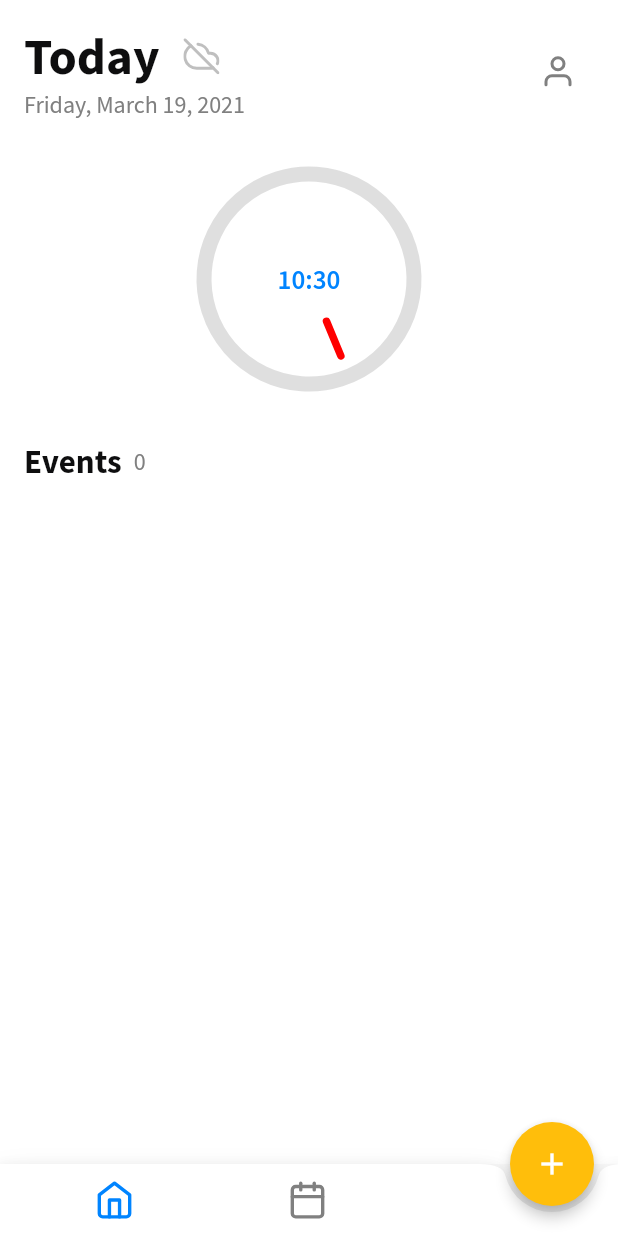
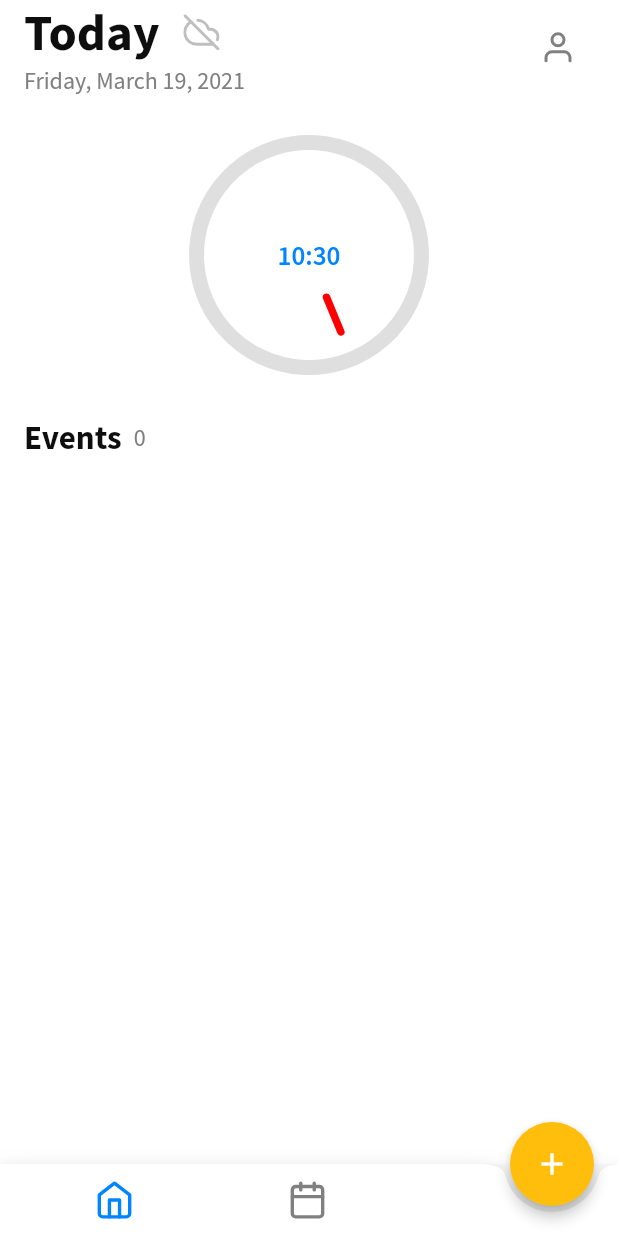
Before and after one commit to loowcode/calendaroo, a Flutter app: the screen it shows after launch, after a tap on an icon or button, on a phone screen of 412 x 824 dp. Run offline on Flutter 3.47's test engine with Material 2 defaults, Android fonts, the phone set to English and light mode, and no system bars; our stand-ins replace feather_icons_flutter, flutter_local_notifications, flutter_redux, geolocator, package_info, redux and 6 more; missing offline and left inert: flutter_alert, pedantic; accounts and stored records are empty.

Commit message:
fix graphics

```diff
--- a/lib/constants.dart
+++ b/lib/constants.dart
@@ -2,6 +2,7 @@
 const String CALENDAROO = 'calendaroo';
 const String DEVELOP = 'develop';
 const String INTEGRATION = 'integration';
+
 
 // Example holidays
 final Map<DateTime, List<String>> holidays = {
--- a/lib/dao/events.repository.dart
+++ b/lib/dao/events.repository.dart
@@ -47,9 +47,10 @@ class EventsRepository {
 
   Future<List<Event>> nearEvents(Date rangeStart, Date rangeEnd) async {
     final client = await LocalStorageService().db;
-    final maps = await client.query('events',
-        where: 'start > ? and end < ?',
-        whereArgs: [rangeStart.toIso8601String(), rangeEnd.toIso8601String()]);
+    // final maps = await client.query('events',
+    //     where: 'start > ? and end < ?',
+    //     whereArgs: [rangeStart.toIso8601String(), rangeEnd.toIso8601String()]);
+    final maps = await client.query('events');
     return List.generate(maps.length, (i) {
       return Event.fromMap(maps[i]);
     });
--- a/lib/pages/container.page.dart
+++ b/lib/pages/container.page.dart
@@ -1,10 +1,12 @@
 import 'package:calendaroo/colors.dart';
 import 'package:calendaroo/pages/today/today.page.dart';
+import 'package:calendaroo/services/initializer-app.service.dart';
 import 'package:calendaroo/theme.dart';
 import 'package:calendaroo/widgets/fab-button.widget.dart';
 import 'package:feather_icons_flutter/feather_icons_flutter.dart';
 import 'package:flutter/cupertino.dart';
 import 'package:flutter/material.dart';
+import 'package:flutter/widgets.dart';
 
 import 'calendar/calendar.page.dart';
 
--- a/lib/pages/details/datails.page.dart
+++ b/lib/pages/details/datails.page.dart
@@ -81,10 +81,10 @@ class _DetailsPageState extends State<DetailsPage> {
           return Scaffold(
               body: _buildPage(store),
               bottomNavigationBar: BottomAppBar(
+                color: white,
                 child: Container(
                   child: _buildBottomBar(store),
                 ),
-                color: white,
               ));
         });
   }
@@ -140,8 +140,7 @@ class _DetailsPageState extends State<DetailsPage> {
         DateFormat.yMMMMEEEEd(Localizations.localeOf(context).toString());
     var _formatterTime =
         DateFormat.Hm(Localizations.localeOf(context).toString());
-    return Container(
-        margin: EdgeInsets.only(top: 32),
+    return SafeArea(
         child: Column(crossAxisAlignment: CrossAxisAlignment.start, children: <
             Widget>[
           _buildAppBar(store),
--- a/lib/pages/settings/settings.page.dart
+++ b/lib/pages/settings/settings.page.dart
@@ -29,7 +29,7 @@ class _SettingsPageState extends State<SettingsPage> {
         converter: (store) => SettingsViewModel.fromStore(store),
         builder: (context, store) {
           return Padding(
-            padding: const EdgeInsets.all(16.0),
+            padding: const EdgeInsets.only(left: 16.0),
             child: Column(
               crossAxisAlignment: CrossAxisAlignment.stretch,
               children: [
--- a/lib/pages/today/today.page.dart
+++ b/lib/pages/today/today.page.dart
@@ -26,8 +26,7 @@ class _TodayPageState extends State<TodayPage> with TickerProviderStateMixin {
   Widget build(BuildContext context) {
     return Material(
       color: white,
-      child: Padding(
-        padding: const EdgeInsets.only(top: 16.0),
+      child: SafeArea(
         child: ListView(
           children: <Widget>[
             Padding(
--- a/lib/redux/middlewares/calendar.middlewares.dart
+++ b/lib/redux/middlewares/calendar.middlewares.dart
@@ -1,4 +1,5 @@
 import 'package:calendaroo/dao/database.service.dart';
+import 'package:calendaroo/model/event.model.dart';
 import 'package:calendaroo/redux/actions/calendar.actions.dart';
 import 'package:calendaroo/redux/states/app.state.dart';
 import 'package:calendaroo/routes.dart';
@@ -30,7 +31,8 @@ class CalendarMiddleware extends MiddlewareClass<AppState> {
     }
 
     if (action is ExpandRange) {
-      var eventsList = await DatabaseService().getEvents(action.first, action.last);
+      var eventsList =
+          await DatabaseService().getEvents(action.first, action.last);
       next(LoadedEventsList(eventsList));
     }
 
@@ -38,21 +40,20 @@ class CalendarMiddleware extends MiddlewareClass<AppState> {
       var event = await DatabaseService().findEventById(action.eventId);
       switch (action.action) {
         case AddEvent:
-          next(AddEvent(event));
+          call(store, AddEvent(event), next);
           break;
         case RemoveEvent:
-          next(RemoveEvent(event));
+          call(store, RemoveEvent(event), next);
           break;
         case EditEvent:
-          next(EditEvent(event));
+          call(store, EditEvent(event), next);
           break;
         case OpenEvent:
           await NavigationService().navigateTo(DETAILS, arguments: event);
-          next(OpenEvent(event));
+          call(store, OpenEvent(event), next);
           break;
       }
     }
-
     next(action);
   }
 }
--- a/lib/redux/states/app.state.dart
+++ b/lib/redux/states/app.state.dart
@@ -1,3 +1,8 @@
+import 'dart:collection';
+
+import 'package:calendaroo/model/date.model.dart';
+import 'package:calendaroo/model/event-instance.model.dart';
+import 'package:calendaroo/model/event.model.dart';
 import 'package:calendaroo/redux/middlewares/app.middlewares.dart';
 import 'package:calendaroo/redux/middlewares/calendar.middlewares.dart';
 import 'package:calendaroo/redux/reducers/app.reducer.dart';
--- a/lib/services/initializer-app.service.dart
+++ b/lib/services/initializer-app.service.dart
@@ -1,6 +1,8 @@
 import 'package:calendaroo/constants.dart';
 import 'package:calendaroo/dao/database.service.dart';
 import 'package:calendaroo/environments/environment.dart';
+import 'package:calendaroo/model/date.model.dart';
+import 'package:calendaroo/model/event.model.dart';
 import 'package:calendaroo/redux/actions/calendar.actions.dart';
 import 'package:calendaroo/redux/states/app.state.dart';
 import 'package:calendaroo/services/shared-preferences.service.dart';
@@ -19,7 +21,7 @@ class InitializerAppService {
     return _instance;
   }
 
-  Future<void> setUp(environment, version) async {
+  Future<List<Event>> setUp(environment, version) async {
     WidgetsFlutterBinding.ensureInitialized();
     // sharedPref init
     await SharedPreferenceService().getSharedPreferencesInstance();
@@ -29,16 +31,18 @@ class InitializerAppService {
     Environment().version = version as String;
 
     // loadData init
-    await _preLoadingDataFromDB();
+    var eventsList = await preLoadingDataFromDB();
 
     // setup orientation
     await SystemChrome.setPreferredOrientations([DeviceOrientation.portraitUp]);
 
     // init Notification
     await initNotification();
+
+    return eventsList;
   }
 
-  void _preLoadingDataFromDB() async {
+  static Future<List<Event>> preLoadingDataFromDB() async {
     try {
       var env = Environment().environment;
       if (env == DEVELOP) {
@@ -49,7 +53,10 @@ class InitializerAppService {
     } catch (e) {
       debugPrint('error during drop db: ${e.toString()}');
     }
-    var eventsList = await DatabaseService().getEvents(calendarooState.state.calendarState.startRange, calendarooState.state.calendarState.endRange);
+    var rangeStart = Date.convertToDate(DateTime.now().subtract(Duration(days: 60)));
+    var rangeEnd = Date.convertToDate(DateTime.now().add(Duration(days: 60)));
+    var eventsList = await DatabaseService().getEvents(rangeStart, rangeEnd);
     calendarooState.dispatch(LoadedEventsList(eventsList));
+    return eventsList;
   }
 }
--- a/lib/widgets/calendar/calendar.widget.dart
+++ b/lib/widgets/calendar/calendar.widget.dart
@@ -110,11 +110,9 @@ class _CalendarWidgetState extends State<CalendarWidget>
                     begin: Alignment.topRight,
                     end: Alignment.bottomLeft,
                     colors: cyanGradient)),
+            child: SafeArea(
               child: Column(
                 children: <Widget>[
-                SizedBox(
-                  height: 24,
-                ),
                   _buildHeaderTable(store),
                   _calendarSize != CalendarSize.HIDE
                       ? Padding(
@@ -123,6 +121,7 @@ class _CalendarWidgetState extends State<CalendarWidget>
                         )
                       : SizedBox(),
                 ],
+              ),
             ),
           );
         });
--- a/lib/widgets/common/circle-indicator.dart
+++ b/lib/widgets/common/circle-indicator.dart
@@ -95,7 +95,11 @@ class CircleIndicatorSegment extends StatefulWidget {
 class _CircleIndicatorSegmentState extends State<CircleIndicatorSegment> {
   @override
   Widget build(BuildContext context) {
-    return CustomPaint(
+    return Center(
+      child: SizedBox(
+        height: 160,
+        width: 160,
+        child: CustomPaint(
           size: Size(widget.width - widget.strokeWidth,
               widget.height - widget.strokeWidth),
           painter: CircleIndicatorPainter(
@@ -104,6 +108,8 @@ class _CircleIndicatorSegmentState extends State<CircleIndicatorSegment> {
             startColor: widget.startColor,
             endColor: widget.endColor,
             strokeWidth: widget.strokeWidth,
+          ),
+        ),
       ),
     );
   }
--- a/lib/widgets/common/page-title.dart
+++ b/lib/widgets/common/page-title.dart
@@ -14,9 +14,9 @@ class PageTitle extends StatefulWidget {
 class _TitleState extends State<PageTitle> {
   @override
   Widget build(BuildContext context) {
-    return Padding(
-      padding: const EdgeInsets.only(top: 16.0),
+    return SafeArea(
       child: Row(
+        mainAxisAlignment: MainAxisAlignment.spaceBetween,
         children: <Widget>[
           Text(widget.title,
               textAlign: TextAlign.left,
@@ -30,7 +30,6 @@ class _TitleState extends State<PageTitle> {
                 color: lightGrey,
               ))
         ],
-        mainAxisAlignment: MainAxisAlignment.spaceBetween,
       ),
     );
   }
--- a/lib/widgets/todaylist/todaylist.widget.dart
+++ b/lib/widgets/todaylist/todaylist.widget.dart
@@ -45,7 +45,8 @@ class _TodayListWidgetState extends State<TodayListWidget>
                       padding: EdgeInsets.only(left: 8),
                       child: Text('${todayList.length}')),
                 ],
-              ), ...todayList.map((event) => CardWidget(event)),
+              ),
+              ...todayList.map((event) => CardWidget(event)),
             ]),
           );
         });
--- a/lib/widgets/upcoming-events/upcoming-events.widget.dart
+++ b/lib/widgets/upcoming-events/upcoming-events.widget.dart
@@ -53,7 +53,7 @@ class _UpcomingEventsWidgetState extends State<UpcomingEventsWidget>
             _listController.scrollToIndex(
                 CalendarUtils.getIndex(
                     viewModel.eventMapped, viewModel.selectedDay),
-                preferPosition: AutoScrollPosition.middle);
+                preferPosition: AutoScrollPosition.begin);
           } catch (e) {
             print('no events for selected day');
           }
```
Lines whose indentation alone changed are shown as unchanged.
